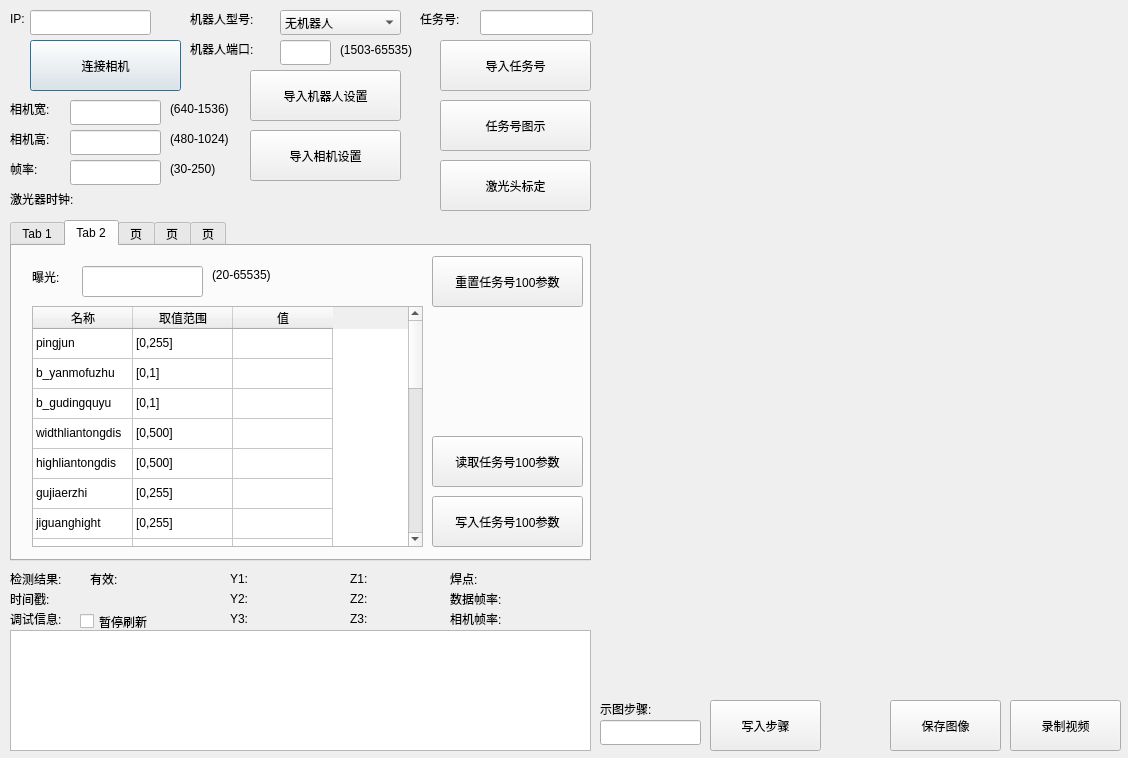
This is qtmysunnydlg.ui in qubo188612/qtwelding as Qt 5 draws it before an edit. The edited form follows.
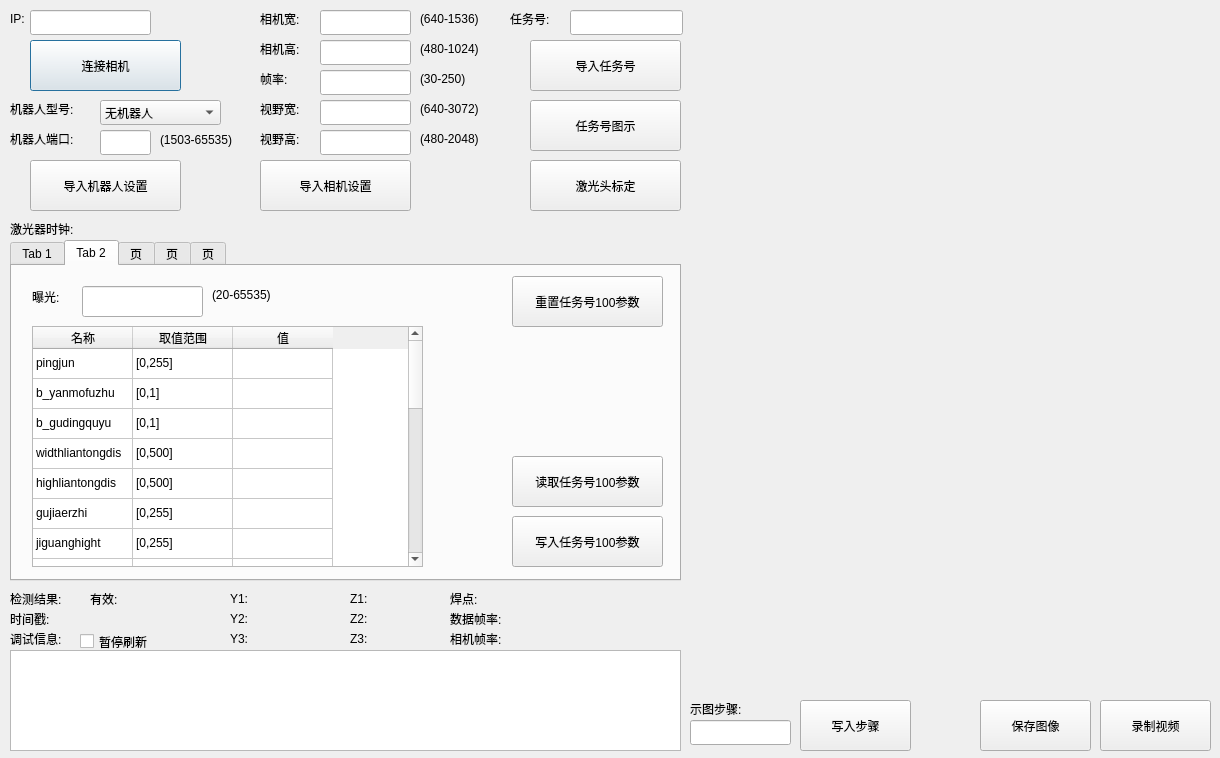
This is the edited form. The open tabs and pages were chosen to show the change. Custom widgets are drawn as their Qt base class.

Diff of the .ui file:
```diff
--- a/qtmysunnydlg.ui
+++ b/qtmysunnydlg.ui
@@ -6,7 +6,7 @@
    <rect>
     <x>0</x>
     <y>0</y>
-    <width>1128</width>
+    <width>1220</width>
     <height>758</height>
    </rect>
   </property>
@@ -30,9 +30,9 @@
    <property name="geometry">
     <rect>
      <x>10</x>
-     <y>630</y>
-     <width>581</width>
-     <height>121</height>
+     <y>650</y>
+     <width>671</width>
+     <height>101</height>
     </rect>
    </property>
   </widget>
@@ -40,7 +40,7 @@
    <property name="geometry">
     <rect>
      <x>10</x>
-     <y>610</y>
+     <y>630</y>
      <width>67</width>
      <height>17</height>
     </rect>
@@ -75,8 +75,8 @@
   <widget class="QLabel" name="label_3">
    <property name="geometry">
     <rect>
-     <x>190</x>
-     <y>10</y>
+     <x>10</x>
+     <y>100</y>
      <width>101</width>
      <height>17</height>
     </rect>
@@ -88,8 +88,8 @@
   <widget class="QLabel" name="label_4">
    <property name="geometry">
     <rect>
-     <x>190</x>
-     <y>40</y>
+     <x>10</x>
+     <y>130</y>
      <width>101</width>
      <height>17</height>
     </rect>
@@ -101,8 +101,8 @@
   <widget class="QPushButton" name="robotsetBtn">
    <property name="geometry">
     <rect>
-     <x>250</x>
-     <y>70</y>
+     <x>30</x>
+     <y>160</y>
      <width>151</width>
      <height>51</height>
     </rect>
@@ -114,8 +114,8 @@
   <widget class="QLineEdit" name="robotport">
    <property name="geometry">
     <rect>
-     <x>280</x>
-     <y>40</y>
+     <x>100</x>
+     <y>130</y>
      <width>51</width>
      <height>25</height>
     </rect>
@@ -124,8 +124,8 @@
   <widget class="QComboBox" name="comboBox">
    <property name="geometry">
     <rect>
-     <x>280</x>
-     <y>10</y>
+     <x>100</x>
+     <y>100</y>
      <width>121</width>
      <height>25</height>
     </rect>
@@ -155,7 +155,7 @@
    <property name="geometry">
     <rect>
      <x>80</x>
-     <y>610</y>
+     <y>630</y>
      <width>92</width>
      <height>23</height>
     </rect>
@@ -168,7 +168,7 @@
    <property name="geometry">
     <rect>
      <x>10</x>
-     <y>570</y>
+     <y>590</y>
      <width>67</width>
      <height>17</height>
     </rect>
@@ -181,7 +181,7 @@
    <property name="geometry">
     <rect>
      <x>90</x>
-     <y>570</y>
+     <y>590</y>
      <width>41</width>
      <height>17</height>
     </rect>
@@ -194,7 +194,7 @@
    <property name="geometry">
     <rect>
      <x>230</x>
-     <y>570</y>
+     <y>590</y>
      <width>21</width>
      <height>17</height>
     </rect>
@@ -207,7 +207,7 @@
    <property name="geometry">
     <rect>
      <x>350</x>
-     <y>570</y>
+     <y>590</y>
      <width>21</width>
      <height>17</height>
     </rect>
@@ -220,7 +220,7 @@
    <property name="geometry">
     <rect>
      <x>130</x>
-     <y>570</y>
+     <y>590</y>
      <width>67</width>
      <height>17</height>
     </rect>
@@ -233,7 +233,7 @@
    <property name="geometry">
     <rect>
      <x>260</x>
-     <y>570</y>
+     <y>590</y>
      <width>67</width>
      <height>17</height>
     </rect>
@@ -246,7 +246,7 @@
    <property name="geometry">
     <rect>
      <x>380</x>
-     <y>570</y>
+     <y>590</y>
      <width>67</width>
      <height>17</height>
     </rect>
@@ -258,7 +258,7 @@
   <widget class="QLabel" name="label_12">
    <property name="geometry">
     <rect>
-     <x>420</x>
+     <x>510</x>
      <y>10</y>
      <width>51</width>
      <height>17</height>
@@ -271,7 +271,7 @@
   <widget class="QLineEdit" name="tasknum">
    <property name="geometry">
     <rect>
-     <x>480</x>
+     <x>570</x>
      <y>10</y>
      <width>113</width>
      <height>25</height>
@@ -281,7 +281,7 @@
   <widget class="QPushButton" name="tasknumsetBtn">
    <property name="geometry">
     <rect>
-     <x>440</x>
+     <x>530</x>
      <y>40</y>
      <width>151</width>
      <height>51</height>
@@ -294,7 +294,7 @@
   <widget class="QPushButton" name="tasknumshowBtn">
    <property name="geometry">
     <rect>
-     <x>440</x>
+     <x>530</x>
      <y>100</y>
      <width>151</width>
      <height>51</height>
@@ -307,7 +307,7 @@
   <widget class="QPushButton" name="savebmpshowBtn">
    <property name="geometry">
     <rect>
-     <x>890</x>
+     <x>980</x>
      <y>700</y>
      <width>111</width>
      <height>51</height>
@@ -320,7 +320,7 @@
   <widget class="QPushButton" name="saveavishowBtn">
    <property name="geometry">
     <rect>
-     <x>1010</x>
+     <x>1100</x>
      <y>700</y>
      <width>111</width>
      <height>51</height>
@@ -333,7 +333,7 @@
   <widget class="QPushButton" name="savebmpstepBtn">
    <property name="geometry">
     <rect>
-     <x>710</x>
+     <x>800</x>
      <y>700</y>
      <width>111</width>
      <height>51</height>
@@ -346,7 +346,7 @@
   <widget class="QLineEdit" name="bmpstepEdit">
    <property name="geometry">
     <rect>
-     <x>600</x>
+     <x>690</x>
      <y>720</y>
      <width>101</width>
      <height>25</height>
@@ -356,7 +356,7 @@
   <widget class="QLabel" name="label_15">
    <property name="geometry">
     <rect>
-     <x>600</x>
+     <x>690</x>
      <y>700</y>
      <width>67</width>
      <height>17</height>
@@ -370,7 +370,7 @@
    <property name="geometry">
     <rect>
      <x>230</x>
-     <y>590</y>
+     <y>610</y>
      <width>21</width>
      <height>17</height>
     </rect>
@@ -383,7 +383,7 @@
    <property name="geometry">
     <rect>
      <x>260</x>
-     <y>590</y>
+     <y>610</y>
      <width>67</width>
      <height>17</height>
     </rect>
@@ -396,7 +396,7 @@
    <property name="geometry">
     <rect>
      <x>350</x>
-     <y>590</y>
+     <y>610</y>
      <width>21</width>
      <height>17</height>
     </rect>
@@ -409,7 +409,7 @@
    <property name="geometry">
     <rect>
      <x>380</x>
-     <y>590</y>
+     <y>610</y>
      <width>67</width>
      <height>17</height>
     </rect>
@@ -422,7 +422,7 @@
    <property name="geometry">
     <rect>
      <x>230</x>
-     <y>610</y>
+     <y>630</y>
      <width>21</width>
      <height>17</height>
     </rect>
@@ -435,7 +435,7 @@
    <property name="geometry">
     <rect>
      <x>260</x>
-     <y>610</y>
+     <y>630</y>
      <width>67</width>
      <height>17</height>
     </rect>
@@ -448,7 +448,7 @@
    <property name="geometry">
     <rect>
      <x>350</x>
-     <y>610</y>
+     <y>630</y>
      <width>21</width>
      <height>17</height>
     </rect>
@@ -461,7 +461,7 @@
    <property name="geometry">
     <rect>
      <x>380</x>
-     <y>610</y>
+     <y>630</y>
      <width>67</width>
      <height>17</height>
     </rect>
@@ -474,7 +474,7 @@
    <property name="geometry">
     <rect>
      <x>450</x>
-     <y>570</y>
+     <y>590</y>
      <width>41</width>
      <height>17</height>
     </rect>
@@ -487,7 +487,7 @@
    <property name="geometry">
     <rect>
      <x>526</x>
-     <y>570</y>
+     <y>590</y>
      <width>67</width>
      <height>17</height>
     </rect>
@@ -499,7 +499,7 @@
   <widget class="PictureBox" name="widget" native="true">
    <property name="geometry">
     <rect>
-     <x>600</x>
+     <x>690</x>
      <y>10</y>
      <width>521</width>
      <height>681</height>
@@ -509,8 +509,8 @@
   <widget class="QLineEdit" name="cam_width">
    <property name="geometry">
     <rect>
-     <x>70</x>
-     <y>100</y>
+     <x>320</x>
+     <y>10</y>
      <width>91</width>
      <height>25</height>
     </rect>
@@ -519,8 +519,8 @@
   <widget class="QLabel" name="label_28">
    <property name="geometry">
     <rect>
-     <x>10</x>
-     <y>100</y>
+     <x>260</x>
+     <y>10</y>
      <width>51</width>
      <height>17</height>
     </rect>
@@ -532,8 +532,8 @@
   <widget class="QLabel" name="label_29">
    <property name="geometry">
     <rect>
-     <x>10</x>
-     <y>130</y>
+     <x>260</x>
+     <y>40</y>
      <width>51</width>
      <height>17</height>
     </rect>
@@ -545,8 +545,8 @@
   <widget class="QLineEdit" name="cam_height">
    <property name="geometry">
     <rect>
-     <x>70</x>
-     <y>130</y>
+     <x>320</x>
+     <y>40</y>
      <width>91</width>
      <height>25</height>
     </rect>
@@ -555,8 +555,8 @@
   <widget class="QPushButton" name="setcamsizeBtn">
    <property name="geometry">
     <rect>
-     <x>250</x>
-     <y>130</y>
+     <x>260</x>
+     <y>160</y>
      <width>151</width>
      <height>51</height>
     </rect>
@@ -569,8 +569,8 @@
    <property name="geometry">
     <rect>
      <x>10</x>
-     <y>220</y>
-     <width>581</width>
+     <y>240</y>
+     <width>671</width>
      <height>341</height>
     </rect>
    </property>
@@ -674,7 +674,7 @@
     <widget class="QPushButton" name="writeTab2Btn">
      <property name="geometry">
       <rect>
-       <x>420</x>
+       <x>500</x>
        <y>250</y>
        <width>151</width>
        <height>51</height>
@@ -700,7 +700,7 @@
     <widget class="QPushButton" name="readTab2Btn">
      <property name="geometry">
       <rect>
-       <x>420</x>
+       <x>500</x>
        <y>190</y>
        <width>151</width>
        <height>51</height>
@@ -1181,7 +1181,7 @@
     <widget class="QPushButton" name="initTab2Btn">
      <property name="geometry">
       <rect>
-       <x>420</x>
+       <x>500</x>
        <y>10</y>
        <width>151</width>
        <height>51</height>
@@ -2860,8 +2860,8 @@
   <widget class="QLabel" name="label_30">
    <property name="geometry">
     <rect>
-     <x>170</x>
-     <y>100</y>
+     <x>420</x>
+     <y>10</y>
      <width>81</width>
      <height>17</height>
     </rect>
@@ -2873,8 +2873,8 @@
   <widget class="QLabel" name="label_31">
    <property name="geometry">
     <rect>
-     <x>170</x>
-     <y>130</y>
+     <x>420</x>
+     <y>40</y>
      <width>81</width>
      <height>17</height>
     </rect>
@@ -2887,7 +2887,7 @@
    <property name="geometry">
     <rect>
      <x>10</x>
-     <y>590</y>
+     <y>610</y>
      <width>67</width>
      <height>17</height>
     </rect>
@@ -2900,7 +2900,7 @@
    <property name="geometry">
     <rect>
      <x>70</x>
-     <y>590</y>
+     <y>610</y>
      <width>151</width>
      <height>20</height>
     </rect>
@@ -2913,7 +2913,7 @@
    <property name="geometry">
     <rect>
      <x>450</x>
-     <y>590</y>
+     <y>610</y>
      <width>71</width>
      <height>17</height>
     </rect>
@@ -2926,7 +2926,7 @@
    <property name="geometry">
     <rect>
      <x>526</x>
-     <y>590</y>
+     <y>610</y>
      <width>67</width>
      <height>17</height>
     </rect>
@@ -2939,7 +2939,7 @@
    <property name="geometry">
     <rect>
      <x>450</x>
-     <y>610</y>
+     <y>630</y>
      <width>71</width>
      <height>17</height>
     </rect>
@@ -2952,7 +2952,7 @@
    <property name="geometry">
     <rect>
      <x>526</x>
-     <y>610</y>
+     <y>630</y>
      <width>67</width>
      <height>17</height>
     </rect>
@@ -2964,8 +2964,8 @@
   <widget class="QLineEdit" name="cam_fps">
    <property name="geometry">
     <rect>
-     <x>70</x>
-     <y>160</y>
+     <x>320</x>
+     <y>70</y>
      <width>91</width>
      <height>25</height>
     </rect>
@@ -2974,8 +2974,8 @@
   <widget class="QLabel" name="label_39">
    <property name="geometry">
     <rect>
-     <x>10</x>
-     <y>160</y>
+     <x>260</x>
+     <y>70</y>
      <width>51</width>
      <height>17</height>
     </rect>
@@ -2987,8 +2987,8 @@
   <widget class="QLabel" name="label_40">
    <property name="geometry">
     <rect>
-     <x>170</x>
-     <y>160</y>
+     <x>420</x>
+     <y>70</y>
      <width>81</width>
      <height>17</height>
     </rect>
@@ -3000,7 +3000,7 @@
   <widget class="QPushButton" name="cambuildBtn">
    <property name="geometry">
     <rect>
-     <x>440</x>
+     <x>530</x>
      <y>160</y>
      <width>151</width>
      <height>51</height>
@@ -3014,7 +3014,7 @@
    <property name="geometry">
     <rect>
      <x>10</x>
-     <y>190</y>
+     <y>220</y>
      <width>81</width>
      <height>17</height>
     </rect>
@@ -3027,7 +3027,7 @@
    <property name="geometry">
     <rect>
      <x>100</x>
-     <y>190</y>
+     <y>220</y>
      <width>151</width>
      <height>20</height>
     </rect>
@@ -3039,8 +3039,8 @@
   <widget class="QLabel" name="label_43">
    <property name="geometry">
     <rect>
-     <x>340</x>
-     <y>40</y>
+     <x>160</x>
+     <y>130</y>
      <width>91</width>
      <height>20</height>
     </rect>
@@ -3049,6 +3049,78 @@
     <string>(1503-65535)</string>
    </property>
   </widget>
+  <widget class="QLabel" name="label_47">
+   <property name="geometry">
+    <rect>
+     <x>420</x>
+     <y>130</y>
+     <width>81</width>
+     <height>17</height>
+    </rect>
+   </property>
+   <property name="text">
+    <string>(480-2048)</string>
+   </property>
+  </widget>
+  <widget class="QLabel" name="label_44">
+   <property name="geometry">
+    <rect>
+     <x>260</x>
+     <y>130</y>
+     <width>51</width>
+     <height>17</height>
+    </rect>
+   </property>
+   <property name="text">
+    <string>视野高:</string>
+   </property>
+  </widget>
+  <widget class="QLineEdit" name="cam_view_width">
+   <property name="geometry">
+    <rect>
+     <x>320</x>
+     <y>100</y>
+     <width>91</width>
+     <height>25</height>
+    </rect>
+   </property>
+  </widget>
+  <widget class="QLineEdit" name="cam_view_height">
+   <property name="geometry">
+    <rect>
+     <x>320</x>
+     <y>130</y>
+     <width>91</width>
+     <height>25</height>
+    </rect>
+   </property>
+  </widget>
+  <widget class="QLabel" name="label_46">
+   <property name="geometry">
+    <rect>
+     <x>260</x>
+     <y>100</y>
+     <width>51</width>
+     <height>17</height>
+    </rect>
+   </property>
+   <property name="text">
+    <string>视野宽:</string>
+   </property>
+  </widget>
+  <widget class="QLabel" name="label_45">
+   <property name="geometry">
+    <rect>
+     <x>420</x>
+     <y>100</y>
+     <width>81</width>
+     <height>17</height>
+    </rect>
+   </property>
+   <property name="text">
+    <string>(640-3072)</string>
+   </property>
+  </widget>
  </widget>
  <customwidgets>
   <customwidget>
```
Left out of the diff: 24 changed lines with no effect on the pictures.
